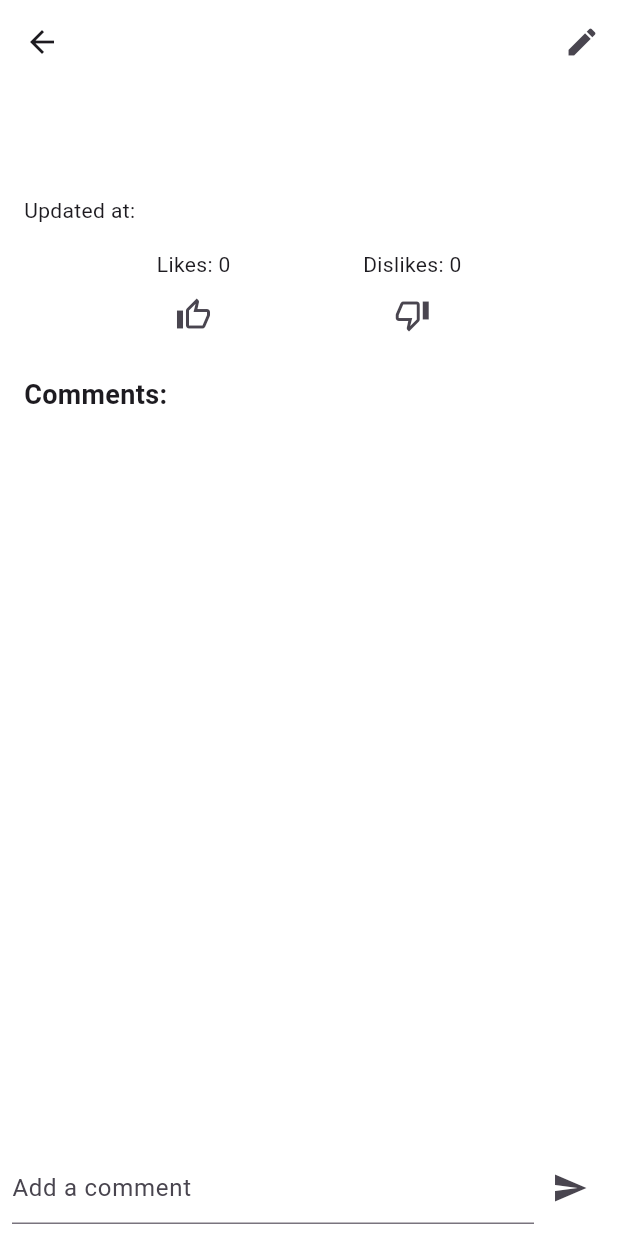
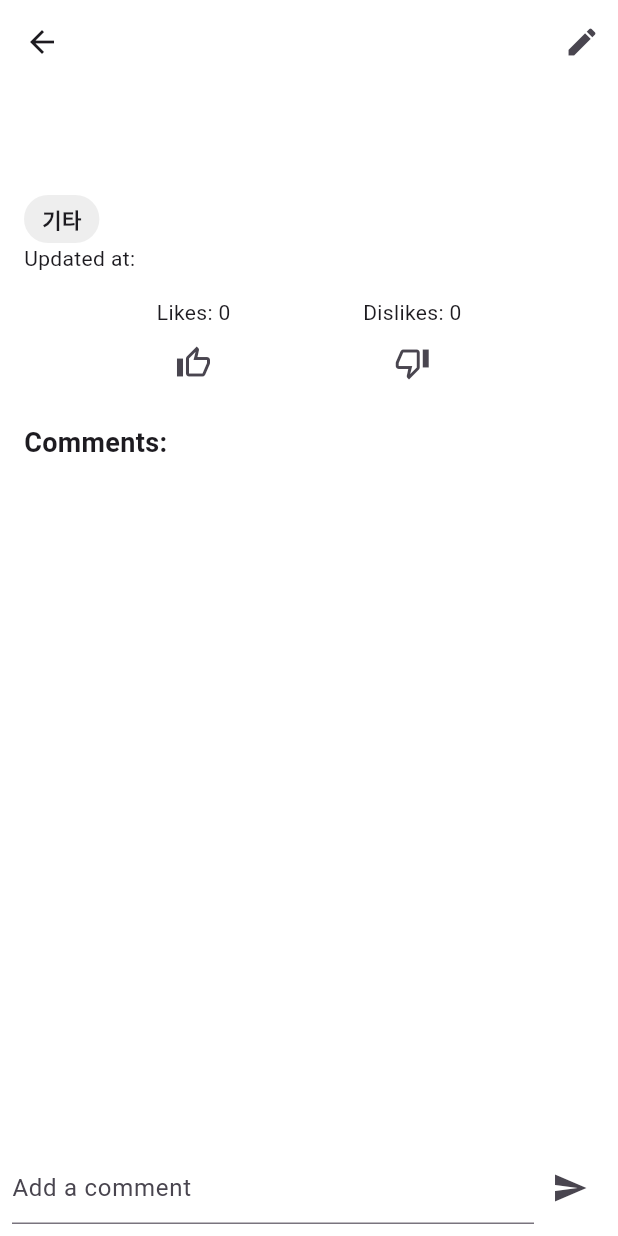
Before and after one commit to ksarangee/madcamp_week2, a Flutter app: the DocumentDetailScreen screen opened directly with empty values, on a phone screen of 412 x 824 dp. Run offline on Flutter 3.47's test engine with Material 3 defaults, Android fonts, the phone set to English and light mode, and no system bars; our stand-ins replace flutter_svg, image_picker, shared_preferences; missing offline and left inert: kakao_flutter_sdk; accounts and stored records are empty; network calls fail; Roboto replaces fonts that are missing (IBMPlexSansKR).

Commit message:
designs 60%

```diff
--- a/lib/models/document.dart
+++ b/lib/models/document.dart
@@ -28,7 +28,7 @@ class Document {
       createdAt: json['created_at'] ?? '',
       updatedAt: json['updated_at'] ?? '',
       todayViews: json['today_views'] ?? 0, // 기본값 0 설정
-      categoryId: json['category_id'] ?? 0,
+      categoryId: json['category'] ?? 0,
     );
   }
 }
--- a/lib/screens/document_detail_screen.dart
+++ b/lib/screens/document_detail_screen.dart
@@ -263,6 +263,25 @@ class _DocumentDetailScreenState extends State<DocumentDetailScreen> {
     }
   }
 
+  String getCategoryName(int categoryId) {
+    switch (categoryId) {
+      case 1:
+        return '역사';
+      case 2:
+        return '개발';
+      case 3:
+        return '엔터테인먼트';
+      case 4:
+        return '음식';
+      case 5:
+        return '일상';
+      case 6:
+        return '예술';
+      default:
+        return '기타';
+    }
+  }
+
   @override
   Widget build(BuildContext context) {
     return Scaffold(
@@ -312,6 +331,20 @@ class _DocumentDetailScreenState extends State<DocumentDetailScreen> {
                         Text(_document.content,
                             style: const TextStyle(fontSize: 18.0)),
                         const SizedBox(height: 16.0),
+                        Container(
+                          //관심분야 보여주기
+                          padding:
+                              EdgeInsets.symmetric(horizontal: 12, vertical: 6),
+                          decoration: BoxDecoration(
+                            color: Colors.grey[200],
+                            borderRadius: BorderRadius.circular(20),
+                          ),
+                          child: Text(
+                            getCategoryName(_document.categoryId),
+                            style: TextStyle(
+                                fontSize: 14.0, fontWeight: FontWeight.bold),
+                          ),
+                        ),
                         Text('Updated at: ${_document.updatedAt}',
                             style: const TextStyle(fontSize: 14.0)),
                         const SizedBox(height: 16.0),
```
Also changed, not shown: lib/screens/browse_screen.dart (+10 -10 lines), lib/screens/create_post_screen.dart (+24 -10 lines), lib/screens/interest_posts_screen.dart (+85 -7 lines), lib/screens/profile_screen.dart (+50 -41 lines), lib/screens/trend_screen.dart (+7 -0 lines).
